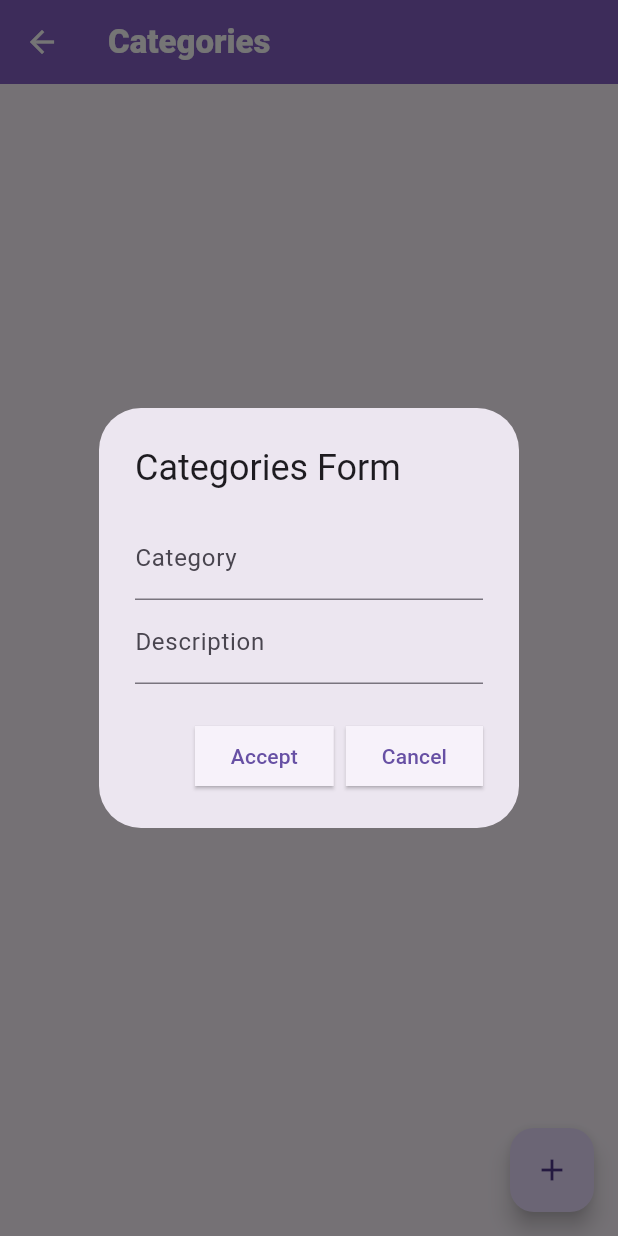
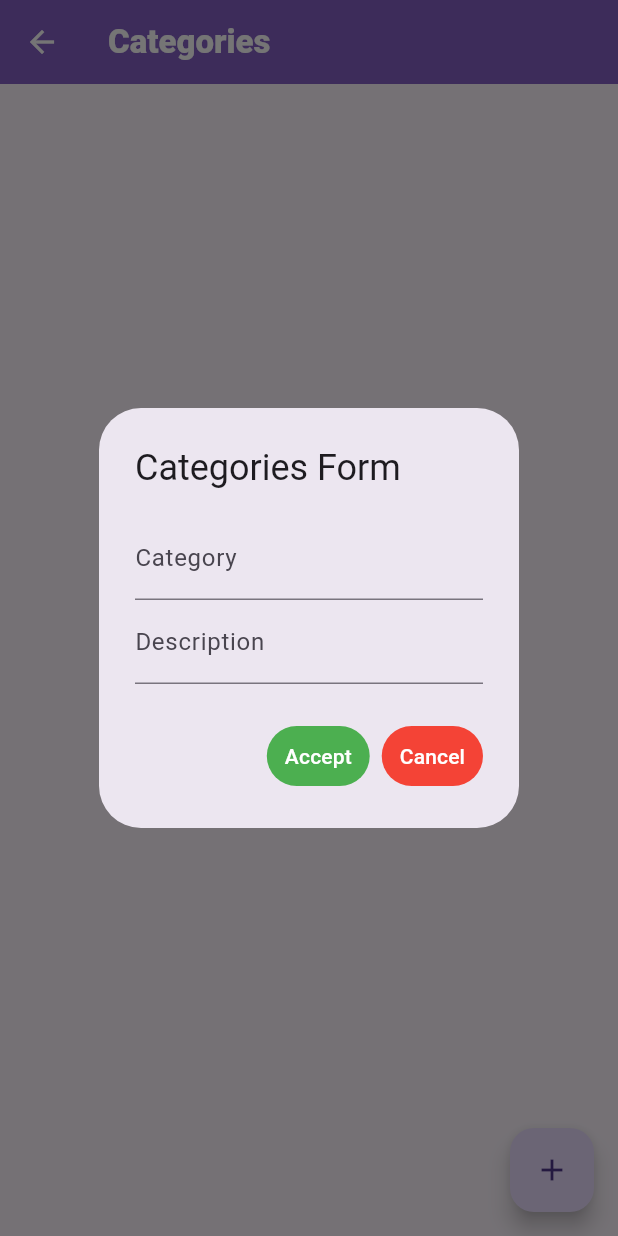
Before and after one commit to Abd-Khn/todo_app, a Flutter app: the CategoriesScreen screen opened directly, after a tap on the "add" icon, on a phone screen of 412 x 824 dp. Run offline on Flutter 3.47's test engine with Material 3 defaults, Android fonts, the phone set to English and light mode, and no system bars; network calls fail.

Commit message:
Updated Categories and name fields

```diff
--- /dev/null
+++ b/lib/models/category.dart
@@ -0,0 +1,4 @@
+class Category {
+  late String name;
+  late String description;
+}
--- a/lib/screens/categories_screen.dart
+++ b/lib/screens/categories_screen.dart
@@ -1,5 +1,7 @@
 import 'package:flutter/material.dart';
+import 'package:todo_app/models/category.dart';
 import 'package:todo_app/screens/home_screen.dart';
+import 'package:todo_app/services/category_service.dart';
 
 class CategoriesScreen extends StatefulWidget {
   const CategoriesScreen({super.key});
@@ -9,6 +11,12 @@ class CategoriesScreen extends StatefulWidget {
 }
 
 class _CategoriesScreenState extends State<CategoriesScreen> {
+  var _categoryNameController = TextEditingController();
+  var _categoryDescriptionController = TextEditingController();
+
+  var _category = Category();
+  var _categoryService = CategoryService();
+
   _showFormDialog(BuildContext context) {
     return showDialog(
         context: context,
@@ -16,22 +24,21 @@ class _CategoriesScreenState extends State<CategoriesScreen> {
         builder: (param) {
           return AlertDialog(
             actions: [
-              ElevatedButton(
-                style: ButtonStyle(
-                  shape: MaterialStatePropertyAll(
-                    ContinuousRectangleBorder(),
-                  ),
-                ),
-                onPressed: () {},
+              TextButton(
+                style: ElevatedButton.styleFrom(
+                    backgroundColor: Colors.green,
+                    foregroundColor: Colors.white),
+                onPressed: () {
+                  _category.name = _categoryNameController.text;
+                  _category.description = _categoryDescriptionController.text;
+                  _categoryService.saveCategory(_category);
+                },
                 child: Text("Accept"),
               ),
-              ElevatedButton(
-                style: ButtonStyle(
-                  shape: MaterialStatePropertyAll(
-                    ContinuousRectangleBorder(),
-                  ),
-                ),
-                onPressed: () {},
+              TextButton(
+                style: ElevatedButton.styleFrom(
+                    backgroundColor: Colors.red, foregroundColor: Colors.white),
+                onPressed: () => Navigator.pop(context),
                 child: Text("Cancel"),
               ),
             ],
@@ -40,10 +47,12 @@ class _CategoriesScreenState extends State<CategoriesScreen> {
               child: Column(
                 children: [
                   TextField(
+                    controller: _categoryNameController,
                     decoration: InputDecoration(
                         hintText: "Write a Category", labelText: "Category"),
                   ),
                   TextField(
+                    controller: _categoryDescriptionController,
                     decoration: InputDecoration(
                         hintText: "Write a Description",
                         labelText: "Description"),
--- /dev/null
+++ b/lib/services/category_service.dart
@@ -0,0 +1,8 @@
+import '../models/category.dart';
+
+class CategoryService {
+  saveCategory(Category category) {
+    print(category.name);
+    print(category.description);
+  }
+}
```
Also changed, not shown: 1 other file.
